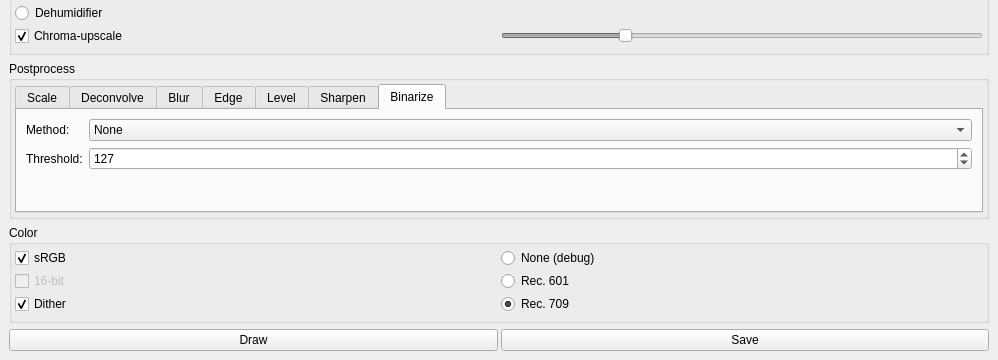
First picture: the form in src/mainwindow.ui, repository spillerrec/Overmix, before the edit; both pictures show x 0 to 998 and y 410 to 770 of the 998 by 770 pixel window.
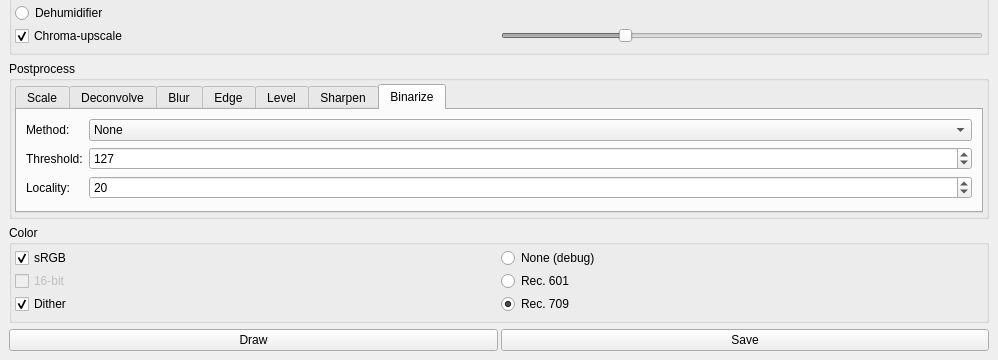
Second picture: the form after the edit. The open tabs and pages were chosen to show the change.

The edit to the form file:
```diff
--- a/src/mainwindow.ui
+++ b/src/mainwindow.ui
@@ -1172,18 +1172,22 @@
                </item>
               </widget>
              </item>
+             <item row="2" column="2">
+              <widget class="QSpinBox" name="threshold_size">
+               <property name="maximum">
+                <number>999</number>
+               </property>
+               <property name="value">
+                <number>20</number>
+               </property>
+              </widget>
+             </item>
              <item row="2" column="0">
-              <spacer name="verticalSpacer_10">
-               <property name="orientation">
-                <enum>Qt::Vertical</enum>
+              <widget class="QLabel" name="label_17">
+               <property name="text">
+                <string>Locality:</string>
                </property>
-               <property name="sizeHint" stdset="0">
-                <size>
-                 <width>0</width>
-                 <height>0</height>
-                </size>
-               </property>
-              </spacer>
+              </widget>
              </item>
             </layout>
            </widget>
```
Left out of the diff: 7 changed lines with no effect on the pictures.
